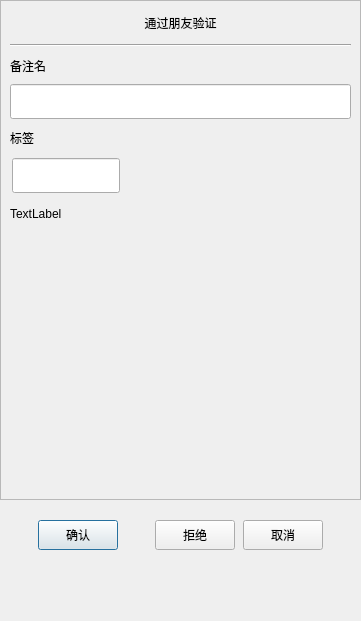
Above: client/llfcchat/src/dialogs/authenfriend.ui from echo9923/mychatter before the change. Below: the same form after it.
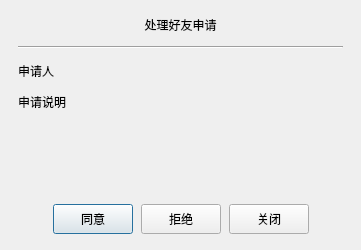
That is the form after the change. Custom widgets are drawn as their Qt base class.

Patch:
```diff
--- a/client/llfcchat/src/dialogs/authenfriend.ui
+++ b/client/llfcchat/src/dialogs/authenfriend.ui
@@ -3,539 +3,77 @@
  <class>AuthenFriend</class>
  <widget class="QDialog" name="AuthenFriend">
   <property name="geometry">
-   <rect>
-    <x>0</x>
-    <y>0</y>
-    <width>361</width>
-    <height>621</height>
-   </rect>
+   <rect><x>0</x><y>0</y><width>361</width><height>250</height></rect>
   </property>
   <property name="minimumSize">
-   <size>
-    <width>361</width>
-    <height>621</height>
-   </size>
+   <size><width>361</width><height>250</height></size>
   </property>
   <property name="maximumSize">
-   <size>
-    <width>361</width>
-    <height>621</height>
-   </size>
+   <size><width>361</width><height>250</height></size>
   </property>
   <property name="windowTitle">
    <string>Dialog</string>
   </property>
   <layout class="QVBoxLayout" name="verticalLayout">
-   <property name="spacing">
-    <number>0</number>
-   </property>
-   <property name="leftMargin">
-    <number>0</number>
-   </property>
-   <property name="topMargin">
-    <number>0</number>
-   </property>
-   <property name="rightMargin">
-    <number>0</number>
-   </property>
-   <property name="bottomMargin">
-    <number>0</number>
-   </property>
+   <property name="leftMargin"><number>18</number></property>
+   <property name="topMargin"><number>16</number></property>
+   <property name="rightMargin"><number>18</number></property>
+   <property name="bottomMargin"><number>16</number></property>
+   <property name="spacing"><number>12</number></property>
    <item>
-    <widget class="QScrollArea" name="scrollArea">
-     <property name="minimumSize">
-      <size>
-       <width>0</width>
-       <height>500</height>
-      </size>
-     </property>
-     <property name="widgetResizable">
-      <bool>true</bool>
-     </property>
-     <widget class="QWidget" name="scrollcontent">
-      <property name="geometry">
-       <rect>
-        <x>0</x>
-        <y>0</y>
-        <width>359</width>
-        <height>498</height>
-       </rect>
-      </property>
-      <layout class="QVBoxLayout" name="verticalLayout_6">
-       <property name="spacing">
-        <number>0</number>
-       </property>
-       <property name="leftMargin">
-        <number>0</number>
-       </property>
-       <property name="rightMargin">
-        <number>0</number>
-       </property>
-       <item>
-        <widget class="QLabel" name="apply_lb">
-         <property name="minimumSize">
-          <size>
-           <width>0</width>
-           <height>25</height>
-          </size>
-         </property>
-         <property name="maximumSize">
-          <size>
-           <width>16777215</width>
-           <height>25</height>
-          </size>
-         </property>
-         <property name="text">
-          <string>通过朋友验证</string>
-         </property>
-         <property name="alignment">
-          <set>Qt::AlignCenter</set>
-         </property>
-        </widget>
-       </item>
-       <item>
-        <widget class="QWidget" name="apply_wid" native="true">
-         <layout class="QVBoxLayout" name="verticalLayout_2">
-          <item>
-           <widget class="Line" name="h_line">
-            <property name="orientation">
-             <enum>Qt::Horizontal</enum>
-            </property>
-           </widget>
-          </item>
-          <item>
-           <widget class="QLabel" name="label_2">
-            <property name="minimumSize">
-             <size>
-              <width>0</width>
-              <height>25</height>
-             </size>
-            </property>
-            <property name="maximumSize">
-             <size>
-              <width>16777215</width>
-              <height>25</height>
-             </size>
-            </property>
-            <property name="text">
-             <string>备注名</string>
-            </property>
-           </widget>
-          </item>
-          <item>
-           <widget class="CustomizeEdit" name="back_ed">
-            <property name="minimumSize">
-             <size>
-              <width>0</width>
-              <height>35</height>
-             </size>
-            </property>
-            <property name="maximumSize">
-             <size>
-              <width>16777215</width>
-              <height>35</height>
-             </size>
-            </property>
-           </widget>
-          </item>
-          <item>
-           <widget class="QLabel" name="label_3">
-            <property name="minimumSize">
-             <size>
-              <width>0</width>
-              <height>25</height>
-             </size>
-            </property>
-            <property name="maximumSize">
-             <size>
-              <width>16777215</width>
-              <height>25</height>
-             </size>
-            </property>
-            <property name="text">
-             <string>标签</string>
-            </property>
-           </widget>
-          </item>
-          <item>
-           <widget class="QWidget" name="lb_group_wid" native="true">
-            <property name="minimumSize">
-             <size>
-              <width>0</width>
-              <height>50</height>
-             </size>
-            </property>
-            <layout class="QVBoxLayout" name="verticalLayout_4">
-             <property name="spacing">
-              <number>0</number>
-             </property>
-             <property name="leftMargin">
-              <number>0</number>
-             </property>
-             <property name="topMargin">
-              <number>0</number>
-             </property>
-             <property name="rightMargin">
-              <number>0</number>
-             </property>
-             <property name="bottomMargin">
-              <number>0</number>
-             </property>
-             <item>
-              <widget class="QWidget" name="gridWidget" native="true">
-               <property name="minimumSize">
-                <size>
-                 <width>0</width>
-                 <height>40</height>
-                </size>
-               </property>
-               <property name="maximumSize">
-                <size>
-                 <width>16777215</width>
-                 <height>40</height>
-                </size>
-               </property>
-               <widget class="CustomizeEdit" name="lb_ed">
-                <property name="geometry">
-                 <rect>
-                  <x>2</x>
-                  <y>2</y>
-                  <width>108</width>
-                  <height>35</height>
-                 </rect>
-                </property>
-                <property name="minimumSize">
-                 <size>
-                  <width>0</width>
-                  <height>0</height>
-                 </size>
-                </property>
-                <property name="maximumSize">
-                 <size>
-                  <width>16777215</width>
-                  <height>35</height>
-                 </size>
-                </property>
-               </widget>
-              </widget>
-             </item>
-             <item>
-              <widget class="QWidget" name="input_tip_wid" native="true">
-               <property name="minimumSize">
-                <size>
-                 <width>0</width>
-                 <height>35</height>
-                </size>
-               </property>
-               <layout class="QVBoxLayout" name="verticalLayout_5">
-                <property name="spacing">
-                 <number>0</number>
-                </property>
-                <property name="leftMargin">
-                 <number>0</number>
-                </property>
-                <property name="topMargin">
-                 <number>0</number>
-                </property>
-                <property name="rightMargin">
-                 <number>0</number>
-                </property>
-                <property name="bottomMargin">
-                 <number>0</number>
-                </property>
-                <item>
-                 <widget class="ClickedOnceLabel" name="tip_lb">
-                  <property name="text">
-                   <string>TextLabel</string>
-                  </property>
-                  <property name="alignment">
-                   <set>Qt::AlignLeading|Qt::AlignLeft|Qt::AlignVCenter</set>
-                  </property>
-                 </widget>
-                </item>
-               </layout>
-              </widget>
-             </item>
-            </layout>
-           </widget>
-          </item>
-          <item>
-           <widget class="QWidget" name="widget" native="true">
-            <property name="minimumSize">
-             <size>
-              <width>0</width>
-              <height>60</height>
-             </size>
-            </property>
-            <property name="maximumSize">
-             <size>
-              <width>16777215</width>
-              <height>16777215</height>
-             </size>
-            </property>
-            <layout class="QHBoxLayout" name="horizontalLayout">
-             <property name="leftMargin">
-              <number>0</number>
-             </property>
-             <property name="topMargin">
-              <number>0</number>
-             </property>
-             <property name="rightMargin">
-              <number>0</number>
-             </property>
-             <property name="bottomMargin">
-              <number>0</number>
-             </property>
-             <item>
-              <widget class="QWidget" name="lb_list" native="true">
-               <property name="minimumSize">
-                <size>
-                 <width>287</width>
-                 <height>50</height>
-                </size>
-               </property>
-               <property name="maximumSize">
-                <size>
-                 <width>287</width>
-                 <height>16777215</height>
-                </size>
-               </property>
-              </widget>
-             </item>
-             <item>
-              <widget class="QWidget" name="more_lb_wid" native="true">
-               <property name="minimumSize">
-                <size>
-                 <width>30</width>
-                 <height>0</height>
-                </size>
-               </property>
-               <property name="maximumSize">
-                <size>
-                 <width>30</width>
-                 <height>16777215</height>
-                </size>
-               </property>
-               <layout class="QVBoxLayout" name="verticalLayout_3">
-                <property name="leftMargin">
-                 <number>2</number>
-                </property>
-                <property name="topMargin">
-                 <number>2</number>
-                </property>
-                <property name="rightMargin">
-                 <number>2</number>
-                </property>
-                <property name="bottomMargin">
-                 <number>2</number>
-                </property>
-                <item>
-                 <spacer name="verticalSpacer_2">
-                  <property name="orientation">
-                   <enum>Qt::Vertical</enum>
-                  </property>
-                  <property name="sizeHint" stdset="0">
-                   <size>
-                    <width>20</width>
-                    <height>40</height>
-                   </size>
-                  </property>
-                 </spacer>
-                </item>
-                <item>
-                 <widget class="ClickedOnceLabel" name="more_lb">
-                  <property name="minimumSize">
-                   <size>
-                    <width>25</width>
-                    <height>25</height>
-                   </size>
-                  </property>
-                  <property name="maximumSize">
-                   <size>
-                    <width>25</width>
-                    <height>25</height>
-                   </size>
-                  </property>
-                  <property name="text">
-                   <string/>
-                  </property>
-                 </widget>
-                </item>
-                <item>
-                 <spacer name="verticalSpacer_4">
-                  <property name="orientation">
-                   <enum>Qt::Vertical</enum>
-                  </property>
-                  <property name="sizeType">
-                   <enum>QSizePolicy::Fixed</enum>
-                  </property>
-                  <property name="sizeHint" stdset="0">
-                   <size>
-                    <width>20</width>
-                    <height>60</height>
-                   </size>
-                  </property>
-                 </spacer>
-                </item>
-               </layout>
-              </widget>
-             </item>
-            </layout>
-           </widget>
-          </item>
-         </layout>
-        </widget>
-       </item>
-      </layout>
-     </widget>
+    <widget class="QLabel" name="apply_lb">
+     <property name="text"><string>&#22788;&#29702;&#22909;&#21451;&#30003;&#35831;</string></property>
+     <property name="alignment"><set>Qt::AlignCenter</set></property>
     </widget>
    </item>
    <item>
-    <spacer name="verticalSpacer_3">
-     <property name="orientation">
-      <enum>Qt::Vertical</enum>
-     </property>
-     <property name="sizeType">
-      <enum>QSizePolicy::Fixed</enum>
-     </property>
-     <property name="sizeHint" stdset="0">
-      <size>
-       <width>20</width>
-       <height>10</height>
-      </size>
-     </property>
-    </spacer>
+    <widget class="Line" name="h_line">
+     <property name="orientation"><enum>Qt::Horizontal</enum></property>
+    </widget>
+   </item>
+   <item>
+    <layout class="QHBoxLayout" name="applicantLayout">
+     <item><widget class="QLabel" name="applicant_title_lb"><property name="text"><string>&#30003;&#35831;&#20154;</string></property></widget></item>
+     <item><widget class="QLabel" name="applicant_name_lb"><property name="text"><string/></property></widget></item>
+     <item><spacer name="applicantSpacer"><property name="orientation"><enum>Qt::Horizontal</enum></property><property name="sizeHint" stdset="0"><size><width>40</width><height>20</height></size></property></spacer></item>
+    </layout>
+   </item>
+   <item>
+    <widget class="QLabel" name="request_title_lb">
+     <property name="text"><string>&#30003;&#35831;&#35828;&#26126;</string></property>
+    </widget>
+   </item>
+   <item>
+    <widget class="QLabel" name="request_message_lb">
+     <property name="minimumSize"><size><width>0</width><height>45</height></size></property>
+     <property name="text"><string/></property>
+     <property name="wordWrap"><bool>true</bool></property>
+     <property name="alignment"><set>Qt::AlignLeading|Qt::AlignLeft|Qt::AlignTop</set></property>
+    </widget>
+   </item>
+   <item>
+    <spacer name="verticalSpacer"><property name="orientation"><enum>Qt::Vertical</enum></property><property name="sizeHint" stdset="0"><size><width>20</width><height>20</height></size></property></spacer>
    </item>
    <item>
     <widget class="QWidget" name="apply_sure_wid" native="true">
-     <property name="minimumSize">
-      <size>
-       <width>0</width>
-       <height>50</height>
-      </size>
-     </property>
-     <layout class="QHBoxLayout" name="horizontalLayout_2">
-      <property name="spacing">
-       <number>8</number>
-      </property>
-      <item>
-       <spacer name="horizontalSpacer">
-        <property name="orientation">
-         <enum>Qt::Horizontal</enum>
-        </property>
-        <property name="sizeHint" stdset="0">
-         <size>
-          <width>20</width>
-          <height>20</height>
-         </size>
-        </property>
-       </spacer>
-      </item>
-      <item>
-       <widget class="ClickedBtn" name="sure_btn">
-        <property name="minimumSize">
-         <size>
-          <width>80</width>
-          <height>30</height>
-         </size>
-        </property>
-        <property name="maximumSize">
-         <size>
-          <width>80</width>
-          <height>30</height>
-         </size>
-        </property>
-        <property name="text">
-         <string>确认</string>
-        </property>
-       </widget>
-      </item>
-      <item>
-       <spacer name="horizontalSpacer_3">
-        <property name="orientation">
-         <enum>Qt::Horizontal</enum>
-        </property>
-        <property name="sizeHint" stdset="0">
-         <size>
-          <width>10</width>
-          <height>20</height>
-         </size>
-        </property>
-       </spacer>
-      </item>
-      <item>
-       <widget class="ClickedBtn" name="reject_btn">
-        <property name="minimumSize">
-         <size>
-          <width>80</width>
-          <height>30</height>
-         </size>
-        </property>
-        <property name="text">
-         <string>拒绝</string>
-        </property>
-       </widget>
-      </item>
-      <item>
-       <widget class="ClickedBtn" name="cancel_btn">
-        <property name="minimumSize">
-         <size>
-          <width>80</width>
-          <height>30</height>
-         </size>
-        </property>
-        <property name="text">
-         <string>取消</string>
-        </property>
-       </widget>
-      </item>
-      <item>
-       <spacer name="horizontalSpacer_2">
-        <property name="orientation">
-         <enum>Qt::Horizontal</enum>
-        </property>
-        <property name="sizeHint" stdset="0">
-         <size>
-          <width>20</width>
-          <height>20</height>
-         </size>
-        </property>
-       </spacer>
-      </item>
+     <layout class="QHBoxLayout" name="buttonLayout">
+      <property name="leftMargin"><number>0</number></property>
+      <property name="topMargin"><number>0</number></property>
+      <property name="rightMargin"><number>0</number></property>
+      <property name="bottomMargin"><number>0</number></property>
+      <property name="spacing"><number>8</number></property>
+      <item><spacer name="leftButtonSpacer"><property name="orientation"><enum>Qt::Horizontal</enum></property><property name="sizeHint" stdset="0"><size><width>20</width><height>20</height></size></property></spacer></item>
+      <item><widget class="ClickedBtn" name="sure_btn"><property name="minimumSize"><size><width>80</width><height>30</height></size></property><property name="text"><string>&#21516;&#24847;</string></property></widget></item>
+      <item><widget class="ClickedBtn" name="reject_btn"><property name="minimumSize"><size><width>80</width><height>30</height></size></property><property name="text"><string>&#25298;&#32477;</string></property></widget></item>
+      <item><widget class="ClickedBtn" name="cancel_btn"><property name="minimumSize"><size><width>80</width><height>30</height></size></property><property name="text"><string>&#20851;&#38381;</string></property></widget></item>
+      <item><spacer name="rightButtonSpacer"><property name="orientation"><enum>Qt::Horizontal</enum></property><property name="sizeHint" stdset="0"><size><width>20</width><height>20</height></size></property></spacer></item>
      </layout>
     </widget>
    </item>
-   <item>
-    <spacer name="verticalSpacer">
-     <property name="orientation">
-      <enum>Qt::Vertical</enum>
-     </property>
-     <property name="sizeHint" stdset="0">
-      <size>
-       <width>20</width>
-       <height>55</height>
-      </size>
-     </property>
-    </spacer>
-   </item>
   </layout>
  </widget>
  <customwidgets>
-  <customwidget>
-   <class>CustomizeEdit</class>
-   <extends>QLineEdit</extends>
-   <header>customizeedit.h</header>
-  </customwidget>
-  <customwidget>
-   <class>ClickedBtn</class>
-   <extends>QPushButton</extends>
-   <header>clickedbtn.h</header>
-  </customwidget>
-  <customwidget>
-   <class>ClickedOnceLabel</class>
-   <extends>QLabel</extends>
-   <header>clickedoncelabel.h</header>
-  </customwidget>
+  <customwidget><class>ClickedBtn</class><extends>QPushButton</extends><header>clickedbtn.h</header></customwidget>
  </customwidgets>
  <resources/>
  <connections/>
```
Left out of the diff: 2 changed lines with no effect on the pictures.
